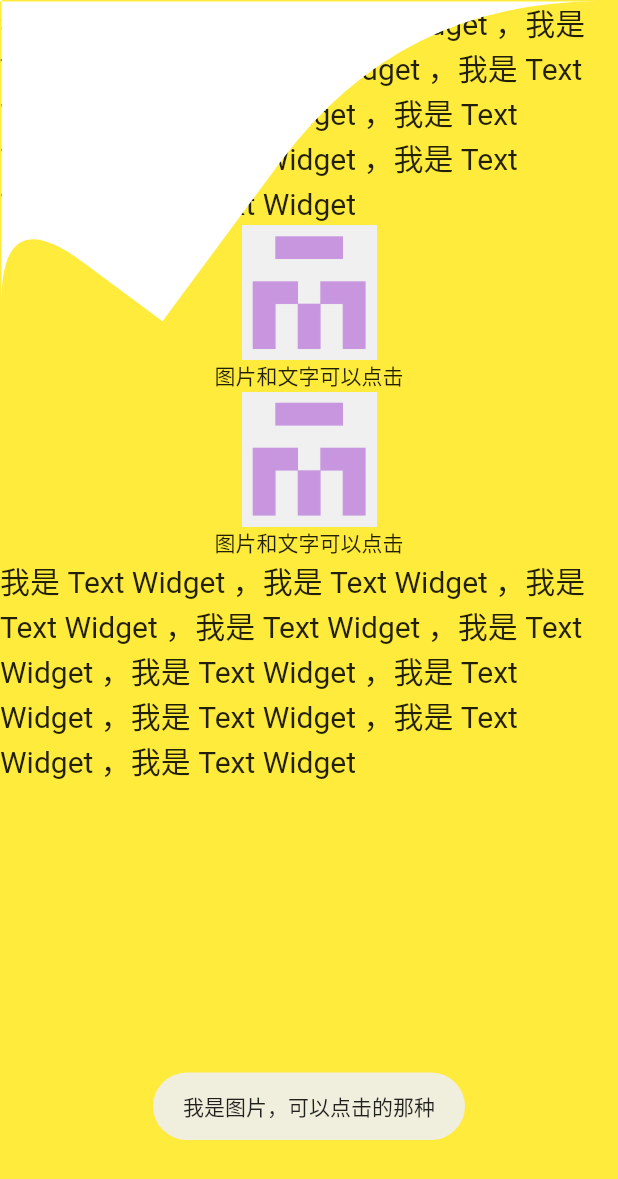
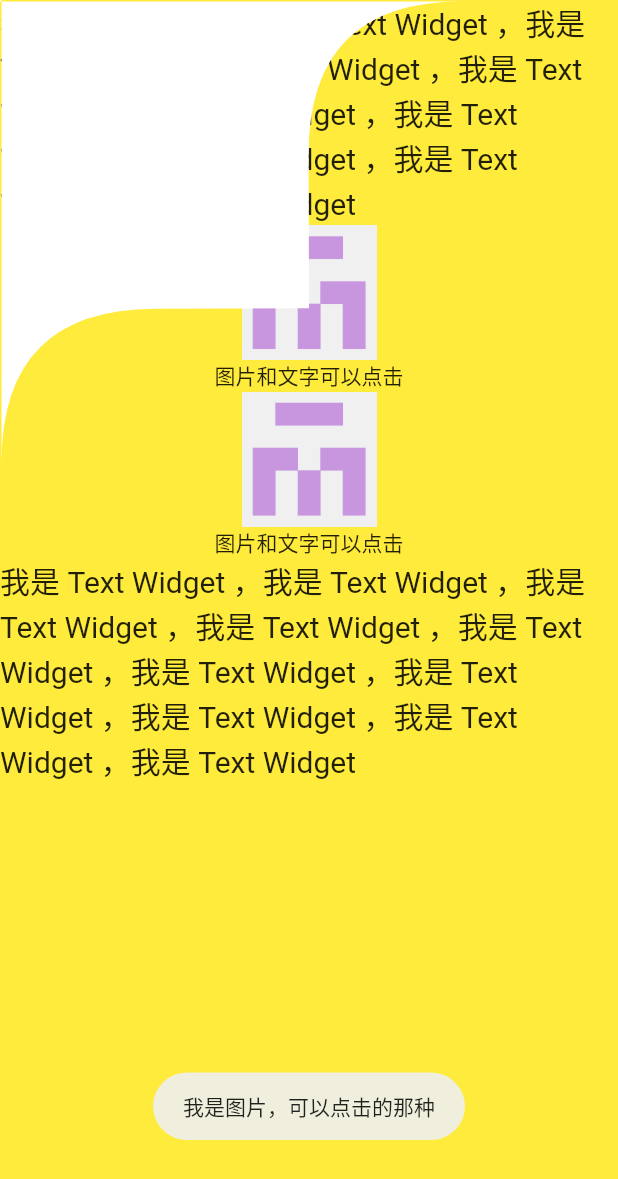
Before and after one commit to lwlizhe/flutter_novel, a Flutter app: the screen it shows after launch, after a tap on "图片和文字可以点击", on a phone screen of 412 x 824 dp. Shown: the top 1179 px of the screen. Run offline on Flutter 3.47's test engine with Material 2 defaults, Android fonts, the phone set to English and light mode, and no system bars; our stand-ins replace fluttertoast.

Commit message:
feat ： fix

```diff
--- a/lib/scroll/layout/manager/layout_manager.dart
+++ b/lib/scroll/layout/manager/layout_manager.dart
@@ -300,10 +300,121 @@ class PowerListCoverLayoutManager extends LayoutManager {
     }
   }
 
-  // @override
-  // void applyPaintTransformForBoxChild(RenderBox child, Matrix4 transform) {
-  //   childParentData.applyPaintTransform(transform);
-  // }
+  @override
+  bool hitTestChildren(SliverHitTestResult result,
+      {required double mainAxisPosition, required double crossAxisPosition}) {
+    RenderBox? child = sliver.firstChild;
+    final BoxHitTestResult boxResult = BoxHitTestResult.wrap(result);
+    while (child != null) {
+      if (hitTestBoxChild(boxResult, child,
+          mainAxisPosition: mainAxisPosition,
+          crossAxisPosition: crossAxisPosition)) return true;
+      child = sliver.childAfter(child);
+    }
+    return false;
+  }
+
+  @override
+  bool hitTestBoxChild(BoxHitTestResult result, RenderBox child,
+      {required double mainAxisPosition, required double crossAxisPosition}) {
+    double delta = childMainAxisPosition(child);
+
+    if (delta <= 0) {
+      return super.hitTestBoxChild(result, child,
+          mainAxisPosition: mainAxisPosition,
+          crossAxisPosition: crossAxisPosition);
+    } else {
+      return child.hitTest(result,
+          position: Offset(mainAxisPosition, crossAxisPosition));
+    }
+  }
+
+  @override
+  double childMainAxisPosition(RenderBox child) {
+    return super.childMainAxisPosition(child);
+  }
+}
+
+class PowerListSimulationTurnLayoutManager extends LayoutManager {
+  @override
+  void onPaint(PaintingContext context, Offset offset) {
+    if (sliver.firstChild == null) return;
+    // offset is to the top-left corner, regardless of our axis direction.
+    // originOffset gives us the delta from the real origin to the origin in the axis direction.
+    final Offset mainAxisUnit, crossAxisUnit, originOffset;
+    final bool addExtent;
+    switch (applyGrowthDirectionToAxisDirection(
+        sliver.constraints.axisDirection, sliver.constraints.growthDirection)) {
+      case AxisDirection.up:
+        mainAxisUnit = const Offset(0.0, -1.0);
+        crossAxisUnit = const Offset(1.0, 0.0);
+        originOffset = offset + Offset(0.0, sliver.geometry!.paintExtent);
+        addExtent = true;
+        break;
+      case AxisDirection.right:
+        mainAxisUnit = const Offset(1.0, 0.0);
+        crossAxisUnit = const Offset(0.0, 1.0);
+        originOffset = offset;
+        addExtent = false;
+        break;
+      case AxisDirection.down:
+        mainAxisUnit = const Offset(0.0, 1.0);
+        crossAxisUnit = const Offset(1.0, 0.0);
+        originOffset = offset;
+        addExtent = false;
+        break;
+      case AxisDirection.left:
+        mainAxisUnit = const Offset(-1.0, 0.0);
+        crossAxisUnit = const Offset(0.0, 1.0);
+        originOffset = offset + Offset(sliver.geometry!.paintExtent, 0.0);
+        addExtent = true;
+        break;
+    }
+    RenderBox? child = sliver.lastChild;
+    while (child != null) {
+      final double mainAxisDelta = childMainAxisPosition(child);
+      final double crossAxisDelta = 0;
+      Offset childOffset = Offset(
+        originOffset.dx +
+            mainAxisUnit.dx * mainAxisDelta +
+            crossAxisUnit.dx * crossAxisDelta,
+        originOffset.dy +
+            mainAxisUnit.dy * mainAxisDelta +
+            crossAxisUnit.dy * crossAxisDelta,
+      );
+      if (addExtent) childOffset += mainAxisUnit * paintExtentOf(child);
+
+      if (mainAxisDelta < sliver.constraints.remainingPaintExtent &&
+          mainAxisDelta + paintExtentOf(child) > 0) {
+        context.paintChild(child, Offset(0, 0));
+      }
+
+      child = sliver.childBefore(child);
+    }
+  }
+
+  @override
+  void setupParentData(covariant RenderObject child) {
+    if (child.parentData is! PowerSliverListParentData)
+      child.parentData = PowerSliverListParentData();
+  }
+
+  @override
+  void setChildParentData(
+      SliverConstraints constraints, SliverGeometry geometry) {
+    var currentChild = sliver.firstChild;
+    while (currentChild != null) {
+      var powerListData =
+          (currentChild.parentData as PowerSliverListParentData);
+
+      powerListData.paintOffset = Offset(
+          min(((powerListData.layoutOffset ?? 0) - constraints.scrollOffset),
+              0),
+          0);
+
+      currentChild = sliver.childAfter(currentChild);
+    }
+  }
 
   @override
   bool hitTestChildren(SliverHitTestResult result,
--- a/lib/test.dart
+++ b/lib/test.dart
@@ -36,14 +36,14 @@ class _TestPageState extends State<TestPage> {
         child: Container(
           color: Colors.white,
           child: PowerListView.builder(
-            // physics: PageScrollPhysics(),
+            physics: PageScrollPhysics(),
             scrollDirection: Axis.horizontal,
-            layoutManager: PowerListCoverLayoutManager(),
+            layoutManager: PowerListSimulationTurnLayoutManager(),
             itemBuilder: (_context, _index) {
               var notify =
-                  PowerListDataInheritedWidget.of(context)?.gestureNotify;
+                  PowerListDataInheritedWidget.of(_context)?.gestureNotify;
 
-              print('${notify?.pointerEvent}');
+              print('get inheritedWidget : ${notify?.pointerEvent}');
 
               return Container(
                   width: MediaQuery.of(context).size.width,
```
